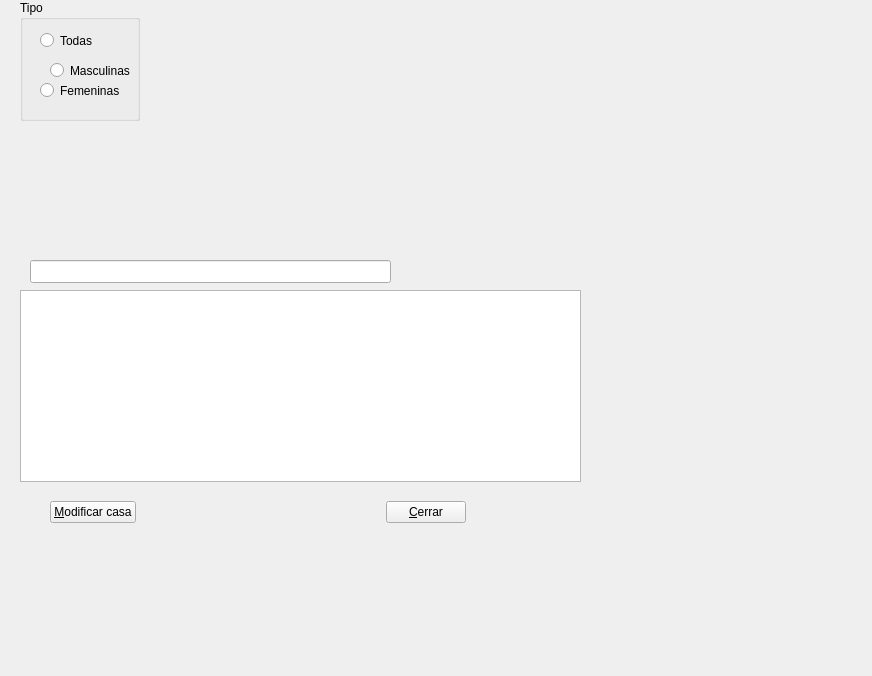
Above: gui/dlggestioncasas.ui from rogorido/qtpredicadores before the change. Below: the same form after it.
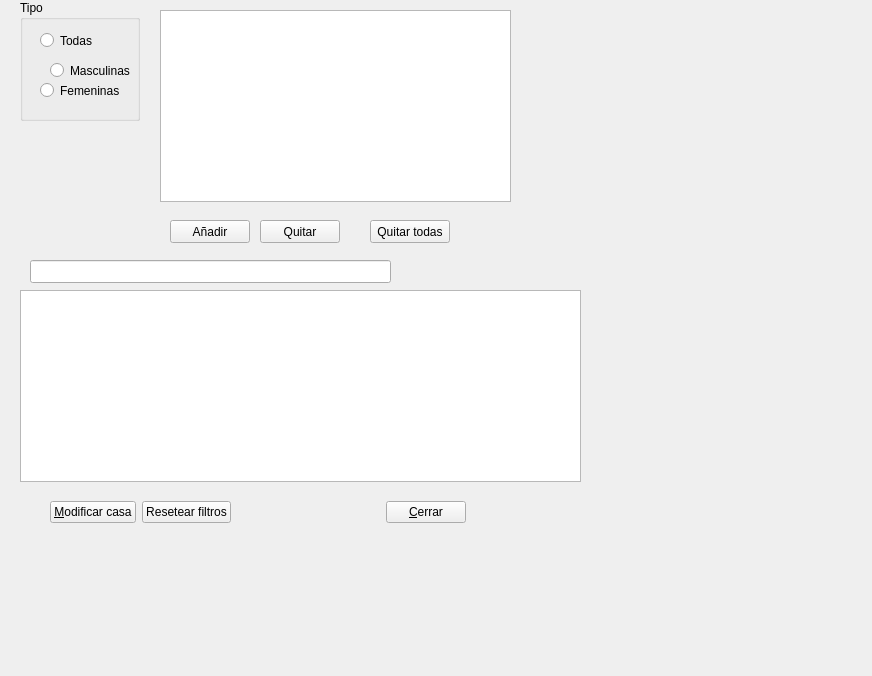
That is the form after the change. Icons and pictures are not drawn.

Commit message: Añadido un enum a Casa con los campos

```diff
--- a/gui/dlggestioncasas.ui
+++ b/gui/dlggestioncasas.ui
@@ -89,7 +89,7 @@
     </property>
    </widget>
   </widget>
-  <widget class="QWidget" name="">
+  <widget class="QWidget" name="layoutWidget">
    <property name="geometry">
     <rect>
      <x>50</x>
@@ -106,6 +106,13 @@
       </property>
      </widget>
     </item>
+    <item>
+     <widget class="QPushButton" name="btResetearFiltros">
+      <property name="text">
+       <string>Resetear filtros</string>
+      </property>
+     </widget>
+    </item>
     <item>
      <spacer name="horizontalSpacer">
       <property name="orientation">
@@ -128,6 +135,55 @@
     </item>
    </layout>
   </widget>
+  <widget class="QListWidget" name="lwProvincias">
+   <property name="geometry">
+    <rect>
+     <x>160</x>
+     <y>10</y>
+     <width>351</width>
+     <height>192</height>
+    </rect>
+   </property>
+  </widget>
+  <widget class="QPushButton" name="btAnadirProvincia">
+   <property name="geometry">
+    <rect>
+     <x>170</x>
+     <y>220</y>
+     <width>80</width>
+     <height>23</height>
+    </rect>
+   </property>
+   <property name="text">
+    <string>Añadir</string>
+   </property>
+  </widget>
+  <widget class="QPushButton" name="btQuitarProvincia">
+   <property name="geometry">
+    <rect>
+     <x>260</x>
+     <y>220</y>
+     <width>80</width>
+     <height>23</height>
+    </rect>
+   </property>
+   <property name="text">
+    <string>Quitar</string>
+   </property>
+  </widget>
+  <widget class="QPushButton" name="btQuitarTodasProvincias">
+   <property name="geometry">
+    <rect>
+     <x>370</x>
+     <y>220</y>
+     <width>80</width>
+     <height>23</height>
+    </rect>
+   </property>
+   <property name="text">
+    <string>Quitar todas</string>
+   </property>
+  </widget>
  </widget>
  <resources>
   <include location="../icons.qrc"/>
```
The commit also changes 1 other file.
